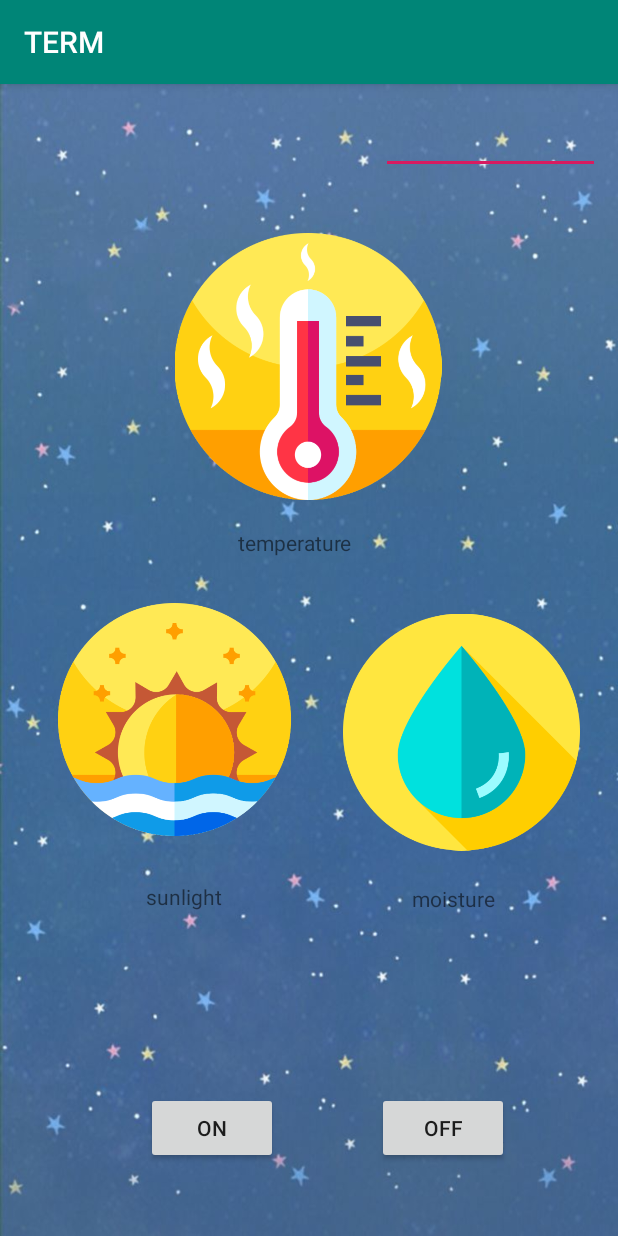
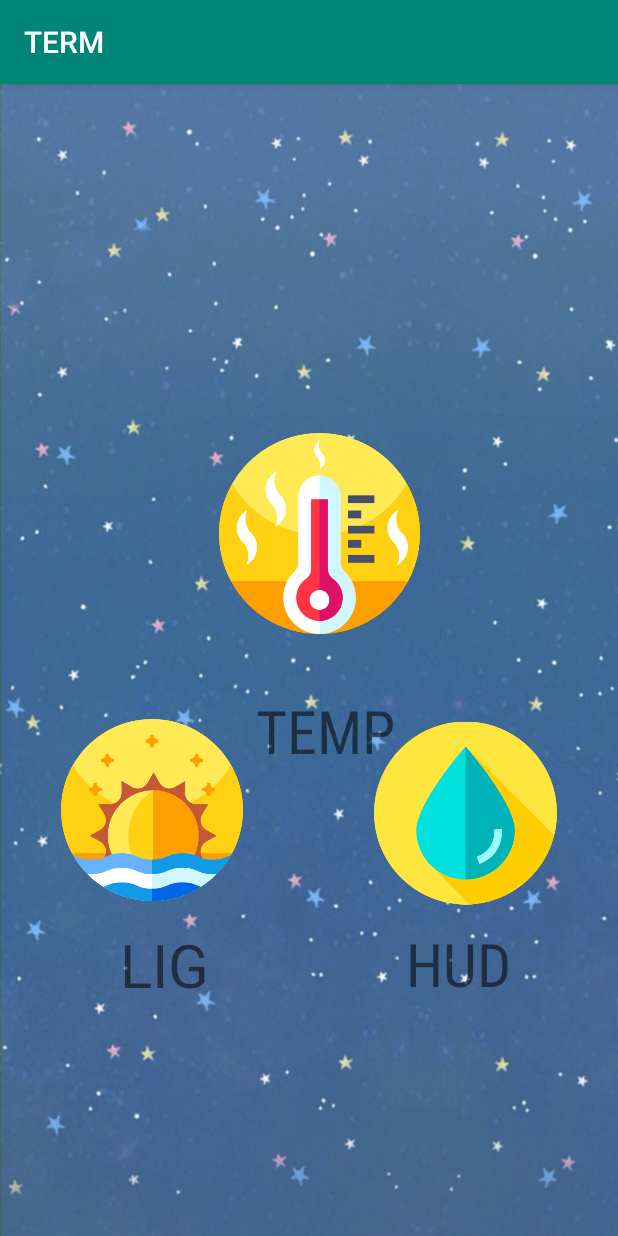
Before and after one commit to donutstv/TemperatureMonitoring_CPE_SRC, an Android app: the screen it shows after launch (MainActivity), on a phone screen of 412 x 824 dp. Run offline under Robolectric (Android 15) with nearby library versions, the phone set to English and light mode, and no system bars; libraries missing offline, so code that uses them is left out: io.netpie.microgear; 3 statements that could not run were skipped.

Commit message:
Integration1,3_checked
1.ทำการรับค่าจาก netpie
2.ทำการแสดงค่าโดยผ่านค่ามือถือ

Co-Authored-By: tamnuwat <tamnuwat@users.noreply.github.com>

```diff
--- a/app/src/main/java/com/example/term/Main2Activity.java
+++ b/app/src/main/java/com/example/term/Main2Activity.java
@@ -22,6 +22,7 @@ public class Main2Activity extends AppCompatActivity {
     private String key = "qsl7mPMfXo4gbkG"; //KEY
     private String secret = "dGbb12DP6F3PngaDno0nEZkIe"; //SECRET
     private String alias = "android2";
+    private TextView txt1;
 
     private Button btn;
 
@@ -41,6 +42,9 @@ public class Main2Activity extends AppCompatActivity {
     protected void onCreate(Bundle savedInstanceState) {
         super.onCreate(savedInstanceState);
         setContentView(R.layout.activity_main2);
+
+        txt1 = findViewById(R.id.textView);
+
         MicrogearCallBack callback = new MicrogearCallBack();
         microgear.connect(appid,key,secret,alias);
         microgear.setCallback(callback);
--- a/app/src/main/java/com/example/term/MainActivity.java
+++ b/app/src/main/java/com/example/term/MainActivity.java
@@ -21,6 +21,11 @@ public class MainActivity extends AppCompatActivity {
     private String alias = "android";
     private Button button1;
     private Button button2;
+    private TextView txt1;
+    private TextView txt2;
+    private TextView txt3;
+
+
 
 
     Handler handler = new Handler() {
@@ -28,6 +33,50 @@ public class MainActivity extends AppCompatActivity {
         public void handleMessage(Message msg) {
             Bundle bundle = msg.getData();
             String string = bundle.getString("myKey");
+
+            try
+            {
+                if(string.indexOf("ldr")!=-1)
+                {
+                    String[] arrOfStr = string.split("\\$");
+                    if(!arrOfStr[1].isEmpty())
+                    {
+                        txt2.setText(arrOfStr[1]);
+
+                    }
+                }
+                else if(string.indexOf("tmp")!=-1)
+                {
+                    String[] arrOfStr = string.split("\\$");
+                    if(!arrOfStr[1].isEmpty())
+                    {
+                        txt1.setText(arrOfStr[1]);
+
+                    }
+
+                }
+                else if(string.indexOf("hud")!=-1)
+                {
+                    String[] arrOfStr = string.split("\\$");
+                    if(!arrOfStr[1].isEmpty())
+                    {
+                        txt3.setText(arrOfStr[1]);
+
+                    }
+                }
+
+                //txt3.setText("test2");
+            }catch (Exception e)
+            {
+
+            }
+
+
+            /*
+            TextView myTextView =
+                    (TextView)findViewById(R.id.textView);
+            myTextView.append(string+"\n");
+            */
         }
     };
 
@@ -36,12 +85,18 @@ public class MainActivity extends AppCompatActivity {
     protected void onCreate(Bundle savedInstanceState) {
         super.onCreate(savedInstanceState);
         setContentView(R.layout.activity_main);
+
+
+        txt1 = findViewById(R.id.textView);
+        txt2 = findViewById(R.id.textView2);
+        txt3 = findViewById(R.id.textView3);
+
         MicrogearCallBack callback = new MicrogearCallBack();
         microgear.connect(appid,key,secret,alias);
         microgear.setCallback(callback);
         microgear.subscribe("tester");
 
-        button1 = findViewById(R.id.button3);
+/*        button1 = findViewById(R.id.button3);
         button1.setOnClickListener(new View.OnClickListener() {
             @Override
             public void onClick(View view) {
@@ -56,14 +111,14 @@ public class MainActivity extends AppCompatActivity {
                 //microgear.publish("esp32_test", "testaaa");
                 microgear.chat("esp32_test","Off");
             }
-        });
+        });*/
     }
     class MicrogearCallBack implements MicrogearEventListener{
         @Override
         public void onConnect() {
             Message msg = handler.obtainMessage();
             Bundle bundle = new Bundle();
-            bundle.putString("myKey", "Now I'm connected with netpie");
+            //bundle.putString("myKey", "Now I'm connected with netpie");
             msg.setData(bundle);
             handler.sendMessage(msg);
             Log.i("Connected","Now I'm connected with netpie");
@@ -83,7 +138,7 @@ public class MainActivity extends AppCompatActivity {
         public void onPresent(String token) {
             Message msg = handler.obtainMessage();
             Bundle bundle = new Bundle();
-            bundle.putString("myKey", "New friend Connect :"+token);
+            //bundle.putString("myKey", "New friend Connect :"+token);
             msg.setData(bundle);
             handler.sendMessage(msg);
             Log.i("present","New friend Connect :"+token);
@@ -93,7 +148,7 @@ public class MainActivity extends AppCompatActivity {
         public void onAbsent(String token) {
             Message msg = handler.obtainMessage();
             Bundle bundle = new Bundle();
-            bundle.putString("myKey", "Friend lost :"+token);
+            //bundle.putString("myKey", "Friend lost :"+token);
             msg.setData(bundle);
             handler.sendMessage(msg);
             Log.i("absent","Friend lost :"+token);
@@ -103,7 +158,7 @@ public class MainActivity extends AppCompatActivity {
         public void onDisconnect() {
             Message msg = handler.obtainMessage();
             Bundle bundle = new Bundle();
-            bundle.putString("myKey", "Disconnected");
+            //bundle.putString("myKey", "Disconnected");
             msg.setData(bundle);
             handler.sendMessage(msg);
             Log.i("disconnect","Disconnected");
--- a/app/src/main/res/layout/activity_main.xml
+++ b/app/src/main/res/layout/activity_main.xml
@@ -9,133 +9,85 @@
 
     <ImageView
         android:id="@+id/imageView3"
-        android:layout_width="188dp"
-        android:layout_height="178dp"
+        android:layout_width="147dp"
+        android:layout_height="134dp"
         android:layout_marginStart="8dp"
         android:layout_marginLeft="8dp"
         android:layout_marginTop="8dp"
         android:layout_marginEnd="8dp"
         android:layout_marginRight="8dp"
-        android:layout_marginBottom="400dp"
-        app:layout_constraintBottom_toBottomOf="parent"
+        android:layout_marginBottom="8dp"
+        app:layout_constraintBottom_toTopOf="@+id/textView"
         app:layout_constraintEnd_toEndOf="parent"
-        app:layout_constraintHorizontal_bias="0.497"
+        app:layout_constraintHorizontal_bias="0.528"
         app:layout_constraintStart_toStartOf="parent"
         app:layout_constraintTop_toTopOf="parent"
-        app:layout_constraintVertical_bias="0.503"
+        app:layout_constraintVertical_bias="0.892"
         app:srcCompat="@drawable/temperature" />
 
     <TextView
         android:id="@+id/textView"
-        android:layout_width="89dp"
-        android:layout_height="36dp"
+        android:layout_width="100dp"
+        android:layout_height="58dp"
         android:layout_marginStart="8dp"
         android:layout_marginLeft="8dp"
-        android:layout_marginTop="8dp"
         android:layout_marginEnd="8dp"
         android:layout_marginRight="8dp"
-        android:layout_marginBottom="150dp"
-        android:text=" temperature"
+        android:layout_marginBottom="308dp"
+        android:text="ํTEMP"
+        android:textSize="40dp"
+        app:fontFamily="sans-serif-condensed"
         app:layout_constraintBottom_toBottomOf="parent"
         app:layout_constraintEnd_toEndOf="parent"
-        app:layout_constraintHorizontal_bias="0.481"
-        app:layout_constraintStart_toStartOf="parent"
-        app:layout_constraintTop_toTopOf="parent"
-        app:layout_constraintVertical_bias="0.502" />
+        app:layout_constraintHorizontal_bias="0.549"
+        app:layout_constraintStart_toStartOf="parent" />
 
     <TextView
         android:id="@+id/textView2"
-        android:layout_width="64dp"
-        android:layout_height="33dp"
+        android:layout_width="67dp"
+        android:layout_height="43dp"
         android:layout_marginStart="8dp"
         android:layout_marginLeft="8dp"
         android:layout_marginTop="300dp"
-        android:layout_marginEnd="200dp"
-        android:layout_marginRight="200dp"
+        android:layout_marginEnd="8dp"
+        android:layout_marginRight="8dp"
         android:layout_marginBottom="8dp"
-        android:text="sunlight"
+        android:includeFontPadding="false"
+        android:text="LIG"
+        android:textSize="40dp"
+        app:fontFamily="sans-serif-condensedt"
         app:layout_constraintBottom_toBottomOf="parent"
-        app:layout_constraintEnd_toEndOf="parent"
-        app:layout_constraintHorizontal_bias="0.64"
+        app:layout_constraintEnd_toStartOf="@+id/textView3"
+        app:layout_constraintHorizontal_bias="0.385"
         app:layout_constraintStart_toStartOf="parent"
         app:layout_constraintTop_toTopOf="parent"
-        app:layout_constraintVertical_bias="0.543" />
+        app:layout_constraintVertical_bias="0.636"
+        tools:includeFontPadding="false" />
 
     <TextView
         android:id="@+id/textView3"
-        android:layout_width="68dp"
-        android:layout_height="31dp"
+        android:layout_width="76dp"
+        android:layout_height="49dp"
         android:layout_marginStart="200dp"
         android:layout_marginLeft="200dp"
         android:layout_marginTop="300dp"
         android:layout_marginEnd="8dp"
         android:layout_marginRight="8dp"
         android:layout_marginBottom="8dp"
-        android:text=" moisture"
+        android:text="HUD"
+        android:textSize="40dp"
+        app:fontFamily="sans-serif-condensed"
         app:layout_constraintBottom_toBottomOf="parent"
         app:layout_constraintEnd_toEndOf="parent"
-        app:layout_constraintHorizontal_bias="0.525"
+        app:layout_constraintHorizontal_bias="0.551"
         app:layout_constraintStart_toStartOf="parent"
         app:layout_constraintTop_toTopOf="parent"
-        app:layout_constraintVertical_bias="0.545" />
-
-    <EditText
-        android:id="@+id/editText5"
-        android:layout_width="146dp"
-        android:layout_height="24dp"
-        android:layout_marginStart="250dp"
-        android:layout_marginLeft="250dp"
-        android:layout_marginTop="8dp"
-        android:layout_marginEnd="8dp"
-        android:layout_marginRight="8dp"
-        android:layout_marginBottom="680dp"
-        android:ems="10"
-        android:inputType="time"
-        app:layout_constraintBottom_toBottomOf="parent"
-        app:layout_constraintEnd_toEndOf="parent"
-        app:layout_constraintStart_toStartOf="parent"
-        app:layout_constraintTop_toTopOf="parent" />
-
-    <Button
-        android:id="@+id/button3"
-        android:layout_width="wrap_content"
-        android:layout_height="wrap_content"
-        android:layout_marginStart="8dp"
-        android:layout_marginLeft="8dp"
-        android:layout_marginTop="8dp"
-        android:layout_marginEnd="8dp"
-        android:layout_marginRight="8dp"
-        android:layout_marginBottom="8dp"
-        android:text="on"
-        app:layout_constraintBottom_toBottomOf="parent"
-        app:layout_constraintEnd_toEndOf="parent"
-        app:layout_constraintHorizontal_bias="0.289"
-        app:layout_constraintStart_toStartOf="parent"
-        app:layout_constraintTop_toTopOf="parent"
-        app:layout_constraintVertical_bias="0.943" />
-
-    <Button
-        android:id="@+id/button2"
-        android:layout_width="wrap_content"
-        android:layout_height="wrap_content"
-        android:layout_marginStart="8dp"
-        android:layout_marginLeft="8dp"
-        android:layout_marginTop="8dp"
-        android:layout_marginEnd="8dp"
-        android:layout_marginRight="8dp"
-        android:layout_marginBottom="8dp"
-        android:text="off"
-        app:layout_constraintBottom_toBottomOf="parent"
-        app:layout_constraintEnd_toEndOf="parent"
-        app:layout_constraintHorizontal_bias="0.791"
-        app:layout_constraintStart_toStartOf="parent"
-        app:layout_constraintTop_toTopOf="parent"
-        app:layout_constraintVertical_bias="0.943" />
+        app:layout_constraintVertical_bias="0.631" />
 
     <ImageView
         android:id="@+id/imageView11"
-        android:layout_width="175dp"
-        android:layout_height="155dp"
+        android:layout_width="121dp"
+        android:layout_height="128dp"
         android:layout_marginStart="8dp"
         android:layout_marginLeft="8dp"
         android:layout_marginTop="8dp"
@@ -144,16 +96,16 @@
         android:layout_marginBottom="8dp"
         app:layout_constraintBottom_toBottomOf="parent"
         app:layout_constraintEnd_toEndOf="parent"
-        app:layout_constraintHorizontal_bias="0.095"
+        app:layout_constraintHorizontal_bias="0.12"
         app:layout_constraintStart_toStartOf="parent"
         app:layout_constraintTop_toTopOf="parent"
-        app:layout_constraintVertical_bias="0.566"
+        app:layout_constraintVertical_bias="0.65999997"
         app:srcCompat="@drawable/sunset" />
 
     <ImageView
         android:id="@+id/imageView14"
-        android:layout_width="158dp"
-        android:layout_height="172dp"
+        android:layout_width="122dp"
+        android:layout_height="141dp"
         android:layout_marginStart="8dp"
         android:layout_marginLeft="8dp"
         android:layout_marginTop="8dp"
@@ -162,10 +114,10 @@
         android:layout_marginBottom="8dp"
         app:layout_constraintBottom_toBottomOf="parent"
         app:layout_constraintEnd_toEndOf="parent"
-        app:layout_constraintHorizontal_bias="0.928"
+        app:layout_constraintHorizontal_bias="0.88"
         app:layout_constraintStart_toStartOf="parent"
         app:layout_constraintTop_toTopOf="parent"
-        app:layout_constraintVertical_bias="0.583"
+        app:layout_constraintVertical_bias="0.667"
         app:srcCompat="@drawable/water" />
 
 </androidx.constraintlayout.widget.ConstraintLayout>
```
